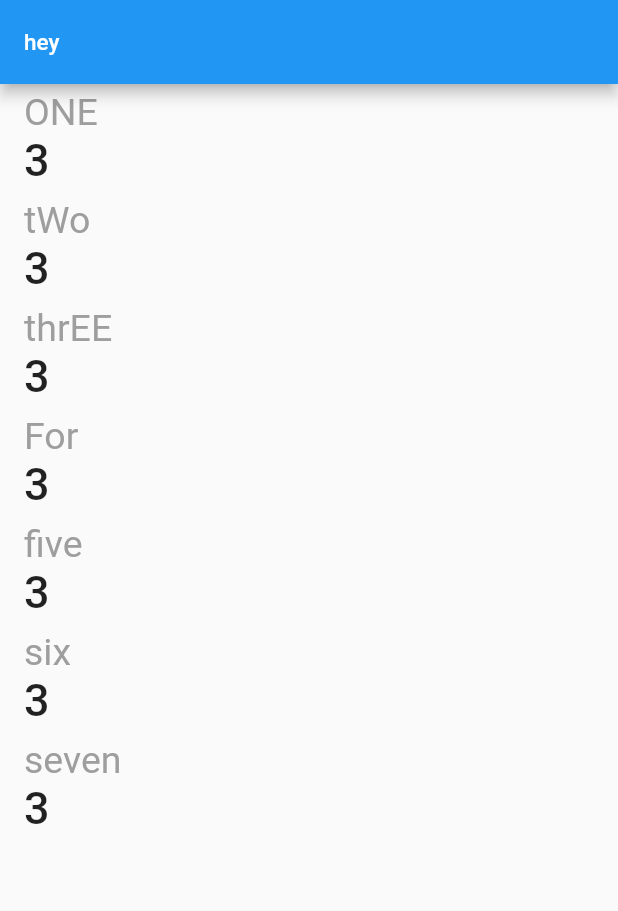
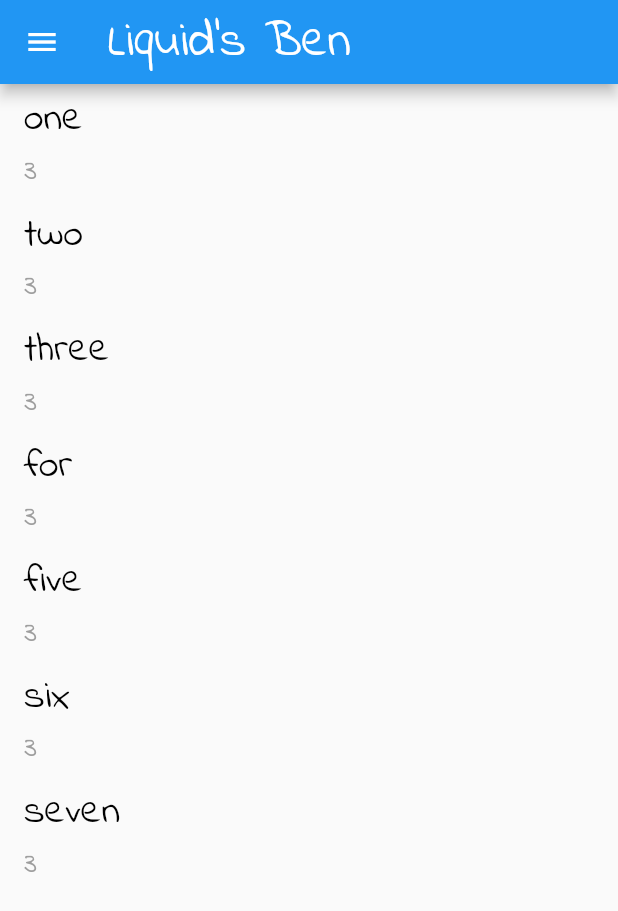
Before and after one commit to BBenio/ben_n_liq_app, a Flutter app: the screen it shows after launch, on a phone screen of 412 x 824 dp. Shown: the top 911 px of the screen. Run offline on Flutter 3.47's test engine with Material 2 defaults, Android fonts, the phone set to English and light mode, and no system bars.

Commit message:
add drawer and change textTheme

```diff
--- a/lib/liquid_list.dart
+++ b/lib/liquid_list.dart
@@ -28,11 +28,11 @@ class _LiquidListState extends State<LiquidList> {
           },
           title: Text(
             widget._liquids[index].name,
-            style: Theme.of(context).textTheme.body1,
+            style: Theme.of(context).textTheme.subhead,
           ),
           subtitle: Text(
             widget._liquids[index].remainingQuantity.toString(),
-            style: Theme.of(context).textTheme.body2,
+            style: Theme.of(context).textTheme.subtitle,
           ),
         );
       },
--- a/lib/main.dart
+++ b/lib/main.dart
@@ -11,28 +11,22 @@ class MyApp extends StatelessWidget {
     return MaterialApp(
       title: 'Ben\'n\'Liq',
       theme: ThemeData(
-          backgroundColor: Colors.white,
+          backgroundColor: Colors.blueAccent,
+          bottomAppBarColor: Colors.lightBlue,
           textTheme: TextTheme(
-              body1: TextStyle(
-                  color: Colors.grey,
-                  fontFamily: 'IndieFlower',
-                  fontSize: 25.0),
-              body2: TextStyle(fontSize: 30.0),
-              title: TextStyle(
-                  color: Colors.white,
-                  fontFamily: 'IndieFlower',
-                  fontSize: 15.0))),
-      home: Scaffold(
-          appBar: AppBar(
-            title: Text(
-              'hey',
-              style: TextStyle(
-                  color: Colors.white,
-                  fontFamily: 'IndieFlower',
-                  fontSize: 15.0),
-            ),
-          ),
-          body: LiquidList(buildLiquidsTemp())),
+            body1: TextStyle(
+                color: Colors.grey, fontFamily: 'IndieFlower', fontSize: 25.0),
+            subhead: TextStyle(
+                color: Colors.black, fontFamily: 'IndieFlower', fontSize: 20.0),
+            subtitle: TextStyle(
+                color: Colors.grey, fontFamily: 'IndieFlower', fontSize: 15.0),
+            button: TextStyle(
+                color: Colors.black, fontFamily: 'IndieFlower', fontSize: 20.0),
+            title: TextStyle(
+                color: Colors.white, fontFamily: 'IndieFlower', fontSize: 25.0),
+          )
+      ),
+      home: MyHomePage(),
       debugShowCheckedModeBanner: false,
     );
   }
@@ -65,11 +59,43 @@ class _MyHomePageState extends State<MyHomePage> {
   Widget build(BuildContext context) {
     return Scaffold(
         appBar: AppBar(
-          title: Text(widget.title),
+          title: Text(
+            'Liquid\'s Ben',
+            style: Theme.of(context).textTheme.title,
+          ),
         ),
-        body: Center(
-          child: LiquidList(buildLiquidsTemp()),
-        ));
+        drawer: Drawer(
+          child: ListView(
+            children: <Widget>[
+              DrawerHeader(
+                child: Container(
+                  child: Text(
+                    'Ben\'n\'Liq App',
+                    style: Theme.of(context).textTheme.title,
+                  ),
+                  alignment: Alignment(0.0, 0.0),
+                ),
+                decoration:
+                    BoxDecoration(color: Theme.of(context).backgroundColor),
+              ),
+              ListTile(
+                title: Text(
+                  'A acheter',
+                  style: Theme.of(context).textTheme.button
+                ),
+                leading: Icon(Icons.exposure_zero),
+              ),
+              ListTile(
+                title: Text(
+                  'Liste complete',
+                  style: Theme.of(context).textTheme.button,
+                ),
+                leading: Icon(Icons.all_inclusive),
+              )
+            ],
+          ),
+        ),
+        body: LiquidList(buildLiquidsTemp()));
   }
 
   List<Liquid> buildLiquidsTemp() {
--- a/pubspec.yaml
+++ b/pubspec.yaml
@@ -51,6 +51,11 @@ flutter:
   # For details regarding adding assets from package dependencies, see
   # https://flutter.io/assets-and-images/#from-packages
 
+  fonts:
+     - family: IndieFlower
+       fonts:
+         - asset: fonts/IndieFlower.ttf
+
   # To add custom fonts to your application, add a fonts section here,
   # in this "flutter" section. Each entry in this list should have a
   # "family" key with the font family name, and a "fonts" key with a
```
Also changed, not shown: fonts/IndieFlower.ttf (added), 1 other file.
